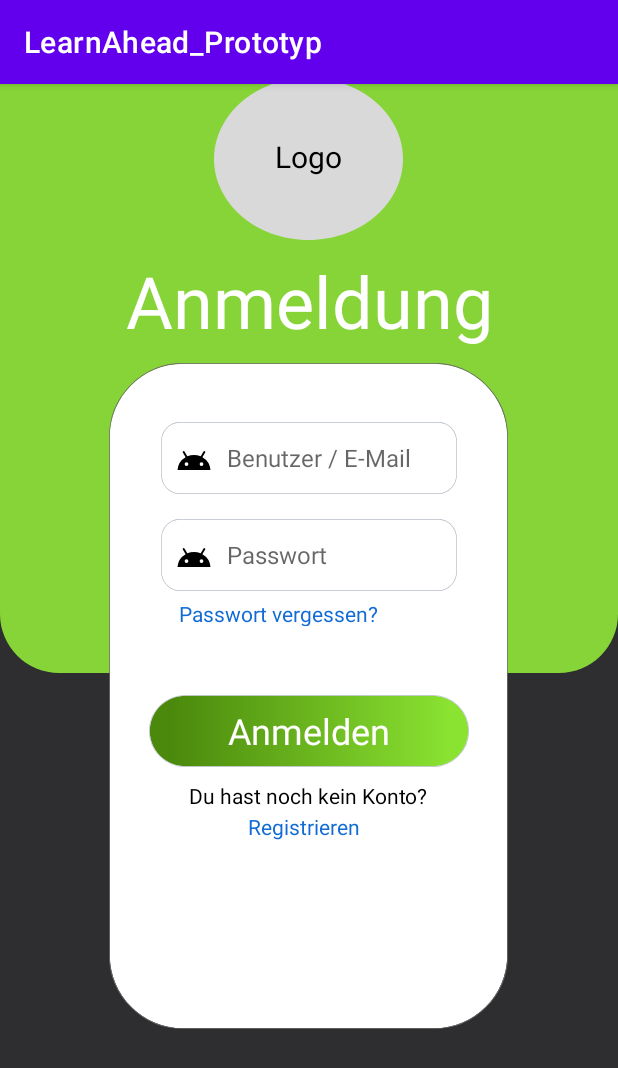
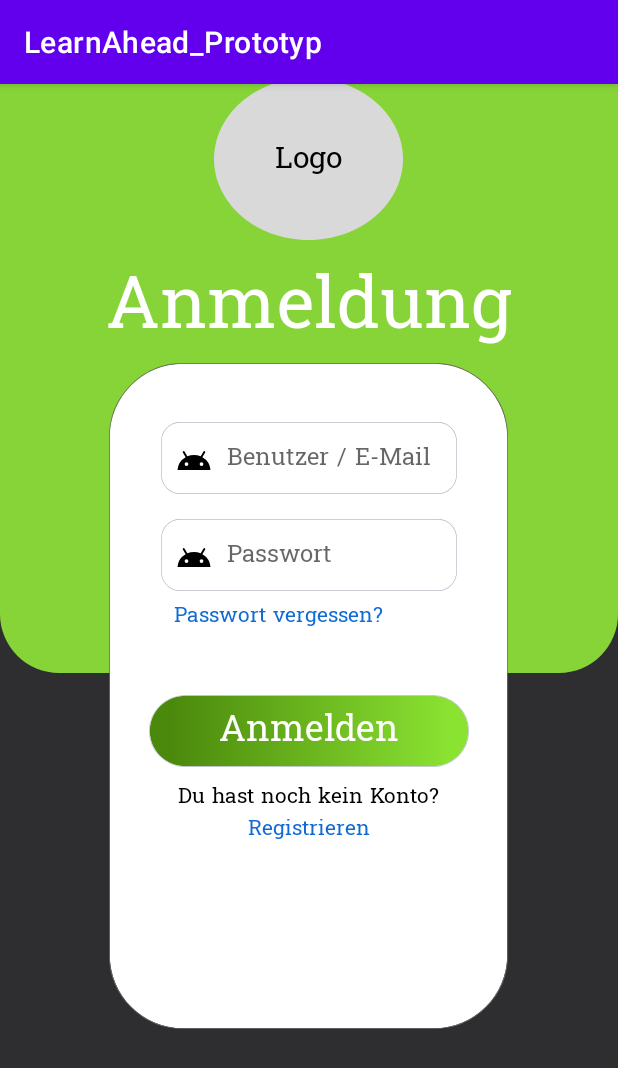
Before and after one commit to NicoB-Code/LearnAhead, an Android app: the screen it shows after launch (MainActivity), on a phone screen of 412 x 824 dp. Shown: the top 1068 px of the screen. Run offline under Robolectric (Android 15) with nearby library versions, the phone set to English and light mode, and no system bars; our stand-ins replace Firebase (no records; nobody signed in at launch, a user with empty details on screens opened directly).

Commit message:
UI Login Part 1

```diff
--- /dev/null
+++ b/app/src/main/res/font/hanuman.xml
@@ -0,0 +1,23 @@
+<?xml version="1.0" encoding="utf-8"?>
+<font-family xmlns:android="http://schemas.android.com/apk/res/android">
+    <font
+        android:fontStyle="normal"
+        android:fontWeight="400"
+        android:font="@font/hanuman_black" />
+    <font
+        android:fontStyle="normal"
+        android:fontWeight="400"
+        android:font="@font/hanuman_bold" />
+    <font
+        android:fontStyle="normal"
+        android:fontWeight="400"
+        android:font="@font/hanuman_light" />
+    <font
+        android:fontStyle="normal"
+        android:fontWeight="400"
+        android:font="@font/hanuman_regular" />
+    <font
+        android:fontStyle="normal"
+        android:fontWeight="400"
+        android:font="@font/hanuman_thin" />
+</font-family>
--- a/app/src/main/res/layout/login.xml
+++ b/app/src/main/res/layout/login.xml
@@ -1,5 +1,6 @@
 <!-- Android Large - Login -->
 <RelativeLayout xmlns:android="http://schemas.android.com/apk/res/android"
+    xmlns:app="http://schemas.android.com/apk/res-auto"
     android:id="@+id/android_lar"
     android:layout_width="fill_parent"
     android:layout_height="fill_parent"
@@ -15,9 +16,10 @@
         android:layout_height="21dp"
         android:layout_centerHorizontal="true"
         android:layout_marginTop="464dp"
+        android:gravity="center"
         android:text="@string/kein_konto"
         android:textAppearance="@style/kein_konto"
-        android:gravity="center"/>
+        app:fontFamily="@font/hanuman_regular" />
     <!-- Register -->
     <TextView
         android:id="@+id/register"
@@ -33,28 +35,29 @@
         android:id="@+id/anmeldenButton"
         android:layout_width="213dp"
         android:layout_height="48dp"
+        android:layout_centerHorizontal="true"
         android:layout_marginTop="407dp"
-        android:layout_centerHorizontal="true"
+        android:background="@drawable/rectangle_login_register"
+        android:elevation="2dp"
+        android:fontFamily="@font/hanuman"
+        android:gravity="center"
+        android:onClick="onAnmeldeButtonClick"
         android:text="@string/anmelden"
-        android:gravity="center"
-        android:elevation="2dp"
-        android:textAppearance="@style/anmelden"
-        android:onClick="onAnmeldeButtonClick"
-        android:background="@drawable/rectangle_login_register"
-        />
+        android:textAppearance="@style/anmelden" />
 
     <!-- Passwort vergessen? -->
     <TextView
         android:id="@+id/passwort_ve"
         android:layout_width="156dp"
         android:layout_height="18dp"
+        android:layout_below="@+id/passwort"
+        android:layout_alignStart="@+id/passwort"
         android:layout_centerHorizontal="true"
         android:layout_marginTop="5dp"
-        android:layout_below="@+id/passwort"
-        android:layout_alignStart="@+id/passwort"
+        android:gravity="center"
         android:text="@string/passwort_ve"
         android:textAppearance="@style/passwort_ve"
-        android:gravity="center"/>
+        app:fontFamily="@font/hanuman_regular" />
     <!-- Passwort -->
     <!-- consider using layout_height="wrap_content" (icon size too small though) -->
     <EditText
@@ -81,14 +84,15 @@
         android:layout_height="48dp"
         android:layout_centerHorizontal="true"
         android:layout_marginTop="225dp"
+        android:background="@drawable/rectangle_user_email"
         android:drawableLeft="@drawable/ic_android_black_24dp"
         android:drawablePadding="10dp"
         android:elevation="2dp"
+        android:fontFamily="@font/hanuman_regular"
+        android:gravity="left|center_vertical"
         android:hint="Benutzer / E-Mail"
-        android:textAppearance="@style/benutzer_e_"
-        android:gravity="left|center_vertical"
         android:paddingLeft="10dp"
-        android:background="@drawable/rectangle_user_email"/>
+        android:textAppearance="@style/benutzer_e_" />
 
 
     <!-- Login Top Group -->
--- a/app/src/main/res/values/styles.xml
+++ b/app/src/main/res/values/styles.xml
@@ -1,5 +1,9 @@
 <?xml version="1.0" encoding="utf-8"?>
 <resources>
+    <style name="AppTheme" parent="Theme.AppCompat.Light.NoActionBar">
+        <item name="fontFamily">@font/hanuman_regular</item>
+    </style>
+
     <!--
     Font family: Hanuman
     Line height: 18sp
@@ -11,6 +15,7 @@
         <item name="android:textColor">
             #000000
         </item>
+        <item name="fontFamily">@font/hanuman_regular</item>
     </style>
     <!--
     Font family: Hanuman
@@ -24,6 +29,7 @@
         <item name="android:textColor">
             #106BD5
         </item>
+        <item name="fontFamily">@font/hanuman_regular</item>
     </style>
     <!--
     Font family: Hanuman
@@ -37,6 +43,7 @@
         <item name="android:textColor">
             #FFFFFF
         </item>
+        <item name="fontFamily">@font/hanuman_regular</item>
     </style>
     <!--
     Font family: Hanuman
@@ -50,6 +57,7 @@
         <item name="android:textColor">
             #106BD5
         </item>
+        <item name="fontFamily">@font/hanuman_regular</item>
     </style>
     <!--
     Font family: Hanuman
@@ -63,6 +71,7 @@
         <item name="android:textColor">
             #505F73
         </item>
+        <item name="fontFamily">@font/hanuman_regular</item>
     </style>
     <!--
     Font family: Hanuman
@@ -76,6 +85,7 @@
         <item name="android:textColor">
             #505F73
         </item>
+        <item name="fontFamily">@font/hanuman_regular</item>
     </style>
     <!--
     Font family: Hanuman
@@ -89,6 +99,7 @@
         <item name="android:textColor">
             #FFFFFF
         </item>
+        <item name="fontFamily">@font/hanuman_regular</item>
     </style>
     <!--
     Font family: Hanuman
@@ -102,6 +113,7 @@
         <item name="android:textColor">
             #000000
         </item>
+        <item name="fontFamily">@font/hanuman_regular</item>
     </style>
 
 </resources>
```
Also changed, not shown: app/src/main/res/font/hanuman_black.ttf (added), app/src/main/res/font/hanuman_bold.ttf (added), app/src/main/res/font/hanuman_light.ttf (added), app/src/main/res/font/hanuman_regular.ttf (added), app/src/main/res/font/hanuman_thin.ttf (added).
